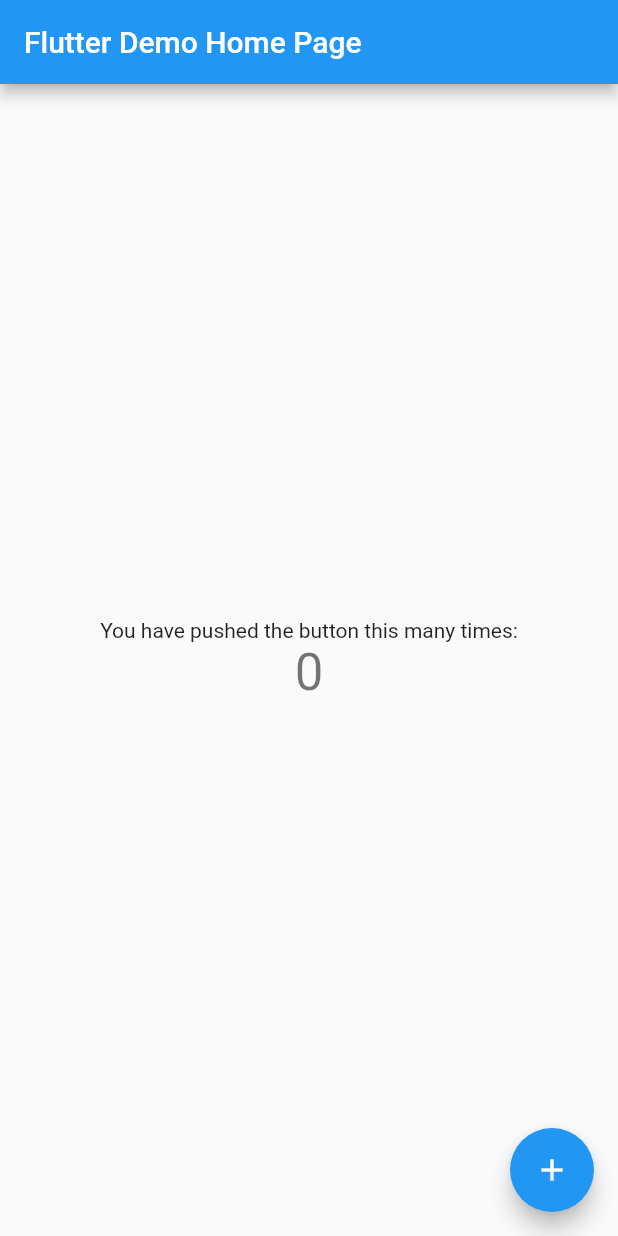
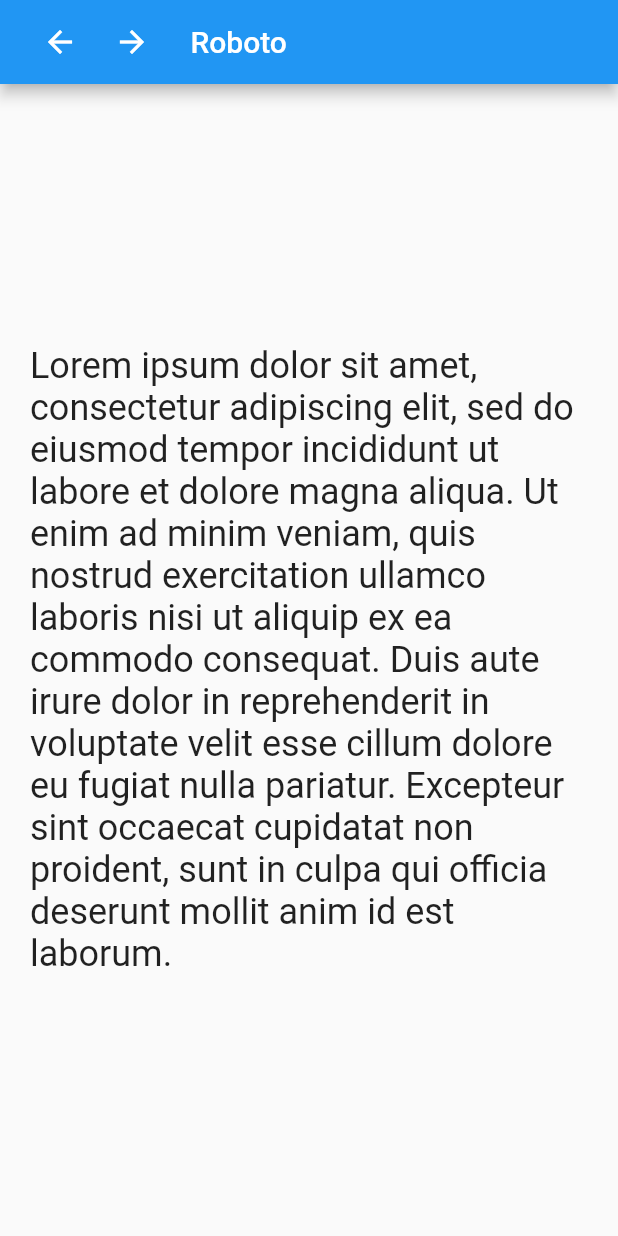
Before and after one commit to h-unterp/flutter_font_chooser, a Flutter app: the screen it shows after launch, on a phone screen of 412 x 824 dp. Run offline on Flutter 3.47's test engine with Material 2 defaults, Android fonts, the phone set to English and light mode, and no system bars; our stand-ins replace flutter_riverpod, google_fonts.

Commit message:
basic working

```diff
--- /dev/null
+++ b/lib/font_chooser.dart
@@ -0,0 +1,59 @@
+import 'package:flutter/material.dart';
+import 'package:flutter_riverpod/flutter_riverpod.dart';
+import 'package:google_fonts/google_fonts.dart';
+
+final fontProvider =
+    StateProvider<TextTheme>((ref) => GoogleFonts.robotoTextTheme());
+
+class FontSel extends ConsumerStatefulWidget {
+  const FontSel({Key? key}) : super(key: key);
+
+  @override
+  FontSelState createState() => FontSelState();
+}
+
+class FontSelState extends ConsumerState<FontSel> {
+  int pos = 0;
+  List<String> fontNames = [];
+
+  @override
+  void initState() {
+    super.initState();
+    fontNames = GoogleFonts.asMap().keys.toList();
+  }
+
+  @override
+  Widget build(BuildContext context) {
+    return Row(
+      children: [
+        IconButton(
+          icon: const Icon(Icons.arrow_back),
+          onPressed: () {
+            setState(() {
+              if (pos > 0) {
+                pos--;
+                ref.read(fontProvider.notifier).update(
+                    (state) => GoogleFonts.getTextTheme(fontNames[pos]));
+              }
+            });
+          },
+        ),
+        IconButton(
+          icon: const Icon(Icons.arrow_forward),
+          onPressed: () {
+            setState(() {
+              pos++;
+              ref
+                  .read(fontProvider.notifier)
+                  .update((state) => GoogleFonts.getTextTheme(fontNames[pos]));
+            });
+          },
+        ),
+        Padding(
+          padding: const EdgeInsets.all(15.0),
+          child: Text(fontNames[pos]),
+        )
+      ],
+    );
+  }
+}
--- a/lib/main.dart
+++ b/lib/main.dart
@@ -1,28 +1,25 @@
 import 'package:flutter/material.dart';
+import 'package:flutter_font_chooser/font_chooser.dart';
+import 'package:flutter_riverpod/flutter_riverpod.dart';
 
 void main() {
-  runApp(const MyApp());
+  runApp(
+    const ProviderScope(
+      child: MyApp(),
+    ),
+  );
 }
 
-class MyApp extends StatelessWidget {
+class MyApp extends ConsumerWidget {
   const MyApp({super.key});
 
-  // This widget is the root of your application.
   @override
-  Widget build(BuildContext context) {
+  Widget build(BuildContext context, WidgetRef ref) {
     return MaterialApp(
       title: 'Flutter Demo',
       theme: ThemeData(
-        // This is the theme of your application.
-        //
-        // Try running your application with "flutter run". You'll see the
-        // application has a blue toolbar. Then, without quitting the app, try
-        // changing the primarySwatch below to Colors.green and then invoke
-        // "hot reload" (press "r" in the console where you ran "flutter run",
-        // or simply save your changes to "hot reload" in a Flutter IDE).
-        // Notice that the counter didn't reset back to zero; the application
-        // is not restarted.
         primarySwatch: Colors.blue,
+        textTheme: ref.watch(fontProvider),
       ),
       home: const MyHomePage(title: 'Flutter Demo Home Page'),
     );
@@ -32,15 +29,6 @@ class MyApp extends StatelessWidget {
 class MyHomePage extends StatefulWidget {
   const MyHomePage({super.key, required this.title});
 
-  // This widget is the home page of your application. It is stateful, meaning
-  // that it has a State object (defined below) that contains fields that affect
-  // how it looks.
-
-  // This class is the configuration for the state. It holds the values (in this
-  // case the title) provided by the parent (in this case the App widget) and
-  // used by the build method of the State. Fields in a Widget subclass are
-  // always marked "final".
-
   final String title;
 
   @override
@@ -48,68 +36,19 @@ class MyHomePage extends StatefulWidget {
 }
 
 class _MyHomePageState extends State<MyHomePage> {
-  int _counter = 0;
-
-  void _incrementCounter() {
-    setState(() {
-      // This call to setState tells the Flutter framework that something has
-      // changed in this State, which causes it to rerun the build method below
-      // so that the display can reflect the updated values. If we changed
-      // _counter without calling setState(), then the build method would not be
-      // called again, and so nothing would appear to happen.
-      _counter++;
-    });
-  }
-
   @override
   Widget build(BuildContext context) {
-    // This method is rerun every time setState is called, for instance as done
-    // by the _incrementCounter method above.
-    //
-    // The Flutter framework has been optimized to make rerunning build methods
-    // fast, so that you can just rebuild anything that needs updating rather
-    // than having to individually change instances of widgets.
     return Scaffold(
-      appBar: AppBar(
-        // Here we take the value from the MyHomePage object that was created by
-        // the App.build method, and use it to set our appbar title.
-        title: Text(widget.title),
-      ),
-      body: Center(
-        // Center is a layout widget. It takes a single child and positions it
-        // in the middle of the parent.
-        child: Column(
-          // Column is also a layout widget. It takes a list of children and
-          // arranges them vertically. By default, it sizes itself to fit its
-          // children horizontally, and tries to be as tall as its parent.
-          //
-          // Invoke "debug painting" (press "p" in the console, choose the
-          // "Toggle Debug Paint" action from the Flutter Inspector in Android
-          // Studio, or the "Toggle Debug Paint" command in Visual Studio Code)
-          // to see the wireframe for each widget.
-          //
-          // Column has various properties to control how it sizes itself and
-          // how it positions its children. Here we use mainAxisAlignment to
-          // center the children vertically; the main axis here is the vertical
-          // axis because Columns are vertical (the cross axis would be
-          // horizontal).
-          mainAxisAlignment: MainAxisAlignment.center,
-          children: <Widget>[
-            const Text(
-              'You have pushed the button this many times:',
-            ),
-            Text(
-              '$_counter',
-              style: Theme.of(context).textTheme.headlineMedium,
-            ),
-          ],
+        appBar: AppBar(
+          title: const FontSel(),
         ),
-      ),
-      floatingActionButton: FloatingActionButton(
-        onPressed: _incrementCounter,
-        tooltip: 'Increment',
-        child: const Icon(Icons.add),
-      ), // This trailing comma makes auto-formatting nicer for build methods.
-    );
+        body: Center(
+            child: Padding(
+          padding: const EdgeInsets.all(20.0),
+          child: Text(
+            'Lorem ipsum dolor sit amet, consectetur adipiscing elit, sed do eiusmod tempor incididunt ut labore et dolore magna aliqua. Ut enim ad minim veniam, quis nostrud exercitation ullamco laboris nisi ut aliquip ex ea commodo consequat. Duis aute irure dolor in reprehenderit in voluptate velit esse cillum dolore eu fugiat nulla pariatur. Excepteur sint occaecat cupidatat non proident, sunt in culpa qui officia deserunt mollit anim id est laborum.',
+            style: Theme.of(context).textTheme.headlineSmall,
+          ),
+        )));
   }
 }
```
Also changed, not shown: pubspec.yaml (+5 -69 lines), pubspec.lock, 6 other files.
